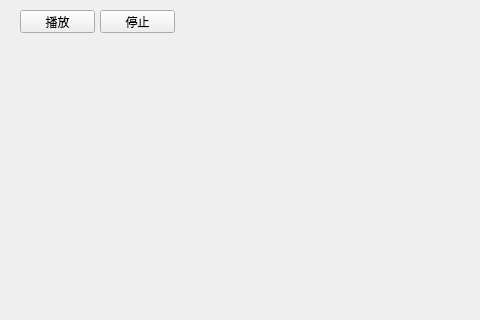
xhf613861/yinshipin, file YUVPlayer_Qt/MainWindow.ui: the form before one commit; both pictures show x 0 to 480 and y 0 to 320 of the 800 by 600 pixel window.
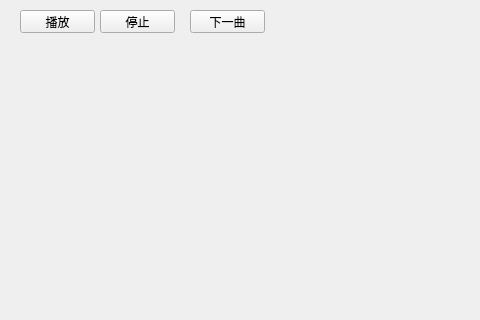
The form after the commit.

```diff
--- a/YUVPlayer_Qt/MainWindow.ui
+++ b/YUVPlayer_Qt/MainWindow.ui
@@ -40,6 +40,19 @@
      <string>停止</string>
     </property>
    </widget>
+   <widget class="QPushButton" name="pushButton_next">
+    <property name="geometry">
+     <rect>
+      <x>190</x>
+      <y>10</y>
+      <width>75</width>
+      <height>23</height>
+     </rect>
+    </property>
+    <property name="text">
+     <string>下一曲</string>
+    </property>
+   </widget>
   </widget>
   <widget class="QMenuBar" name="menubar">
    <property name="geometry">
```
